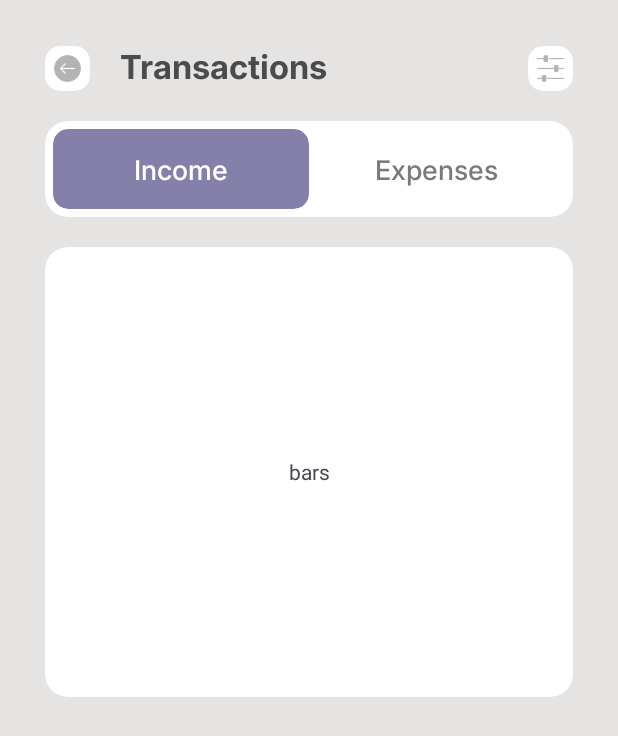
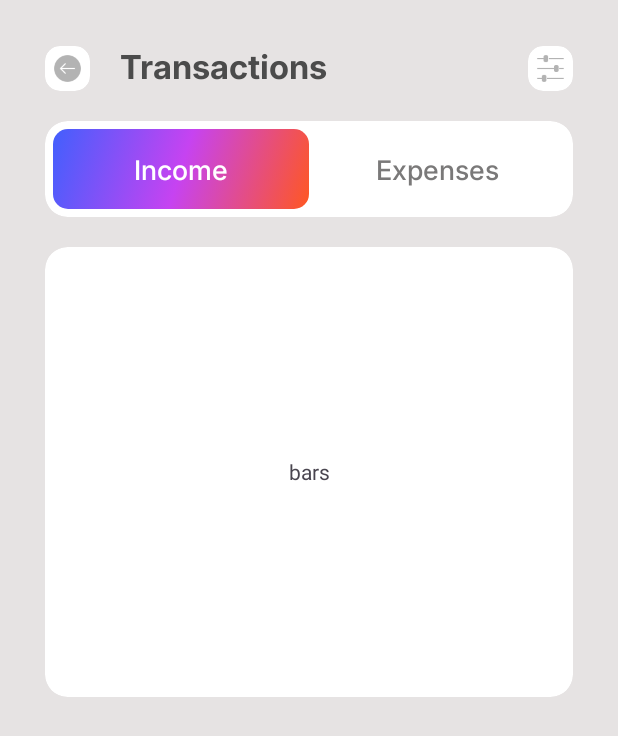
Before and after one commit to abhiram-b-ashok/daily_expense_tracker, an Android app: the fragment TransactionFragment shown on its own in the app's theme, after a tap on "Income", on a phone screen of 412 x 824 dp. Shown: the top 736 px of the screen. Run offline under Robolectric (Android 15) with nearby library versions, the phone set to English and light mode, and no system bars.

Commit message:
feat: Implement custom bottom navigation and enhance Transaction Fragment UI
This commit introduces a custom bottom navigation bar and refines the UI of the Transaction Fragment, including:

-   Created custom bottom navigation style (`bottom_nav_menu_style.xml`) with a floating action button design.
-   Implemented a custom drawable (`ic_add.xml`) for the floating action button.
-   Adjusted `MainFragment` to use the custom bottom navigation view.
-   Modified `fragment_main.xml` to accommodate the new bottom navigation bar's shape, especially the padding for the NavHostFragment.
-   Updated the bottom navigation menu (`bottom_nav_menu.xml`) to use a null icon for the center "add" button.
-   Changed the implementation of income and expenses buttons in the transaction fragment
-   Added a background to income and expense button when selected.
-   Added card elevation in `cell_items_transaction.xml`
- Added Grey color in color palet.
- add glide library

```diff
--- a/app/build.gradle.kts
+++ b/app/build.gradle.kts
@@ -54,4 +54,8 @@ dependencies {
     implementation ("androidx.navigation:navigation-ui-ktx:2.8.9")
     implementation ("com.github.bumptech.glide:glide:4.16.0")
 
+
+
+
+
 }
--- a/app/src/main/java/com/example/dailyexpensetracker/main/main_fragments/MainFragment.kt
+++ b/app/src/main/java/com/example/dailyexpensetracker/main/main_fragments/MainFragment.kt
@@ -37,11 +37,13 @@ private lateinit var navController: NavController
                }
                R.id.addExpensesOrIncomeFragment -> {
                    navController.navigate(R.id.addExpensesOrIncomeFragment)
-                   true
+                   false
                }
 
                else -> {
                    false
                }
            }
-        }}}
+        }
+
+    }}
--- a/app/src/main/java/com/example/dailyexpensetracker/ui/transaction/TransactionFragment.kt
+++ b/app/src/main/java/com/example/dailyexpensetracker/ui/transaction/TransactionFragment.kt
@@ -45,14 +45,16 @@ class TransactionFragment : Fragment() {
     private fun selectType(type:Int) {
         binding.apply {
             if (type == 1) {
-                incomeButton.setCardBackgroundColor(R.drawable.gradient_background)
-                expenseButton.setCardBackgroundColor(resources.getColor(R.color.white))
+                incomeButtonLayout.setBackgroundResource(R.drawable.gradient_background)
+                expenseButtonLayout.setBackgroundResource(R.color.white)
                 incomeLabel.setTextColor(resources.getColor(R.color.white))
+                expenseLabel.setTextColor(resources.getColor(R.color.grey))
             }
             if (type == 2) {
-                expenseButton.setCardBackgroundColor(R.drawable.gradient_background)
-                incomeButton.setCardBackgroundColor(resources.getColor(R.color.white))
+                expenseButtonLayout.setBackgroundResource(R.drawable.gradient_background)
+                incomeButtonLayout.setBackgroundResource(R.color.white)
                 expenseLabel.setTextColor(resources.getColor(R.color.white))
+                incomeLabel.setTextColor(resources.getColor(R.color.grey))
             }
 
         }
--- /dev/null
+++ b/app/src/main/res/drawable/ic_add.xml
@@ -0,0 +1,5 @@
+<vector xmlns:android="http://schemas.android.com/apk/res/android" android:height="24dp" android:tint="#000000" android:viewportHeight="24" android:viewportWidth="24" android:width="24dp">
+
+    <path android:fillColor="@android:color/white" android:pathData="M19,13h-6v6h-2v-6H5v-2h6V5h2v6h6v2z"/>
+
+</vector>
--- a/app/src/main/res/layout/cell_items_transaction.xml
+++ b/app/src/main/res/layout/cell_items_transaction.xml
@@ -4,15 +4,13 @@
     xmlns:tools="http://schemas.android.com/tools"
     android:layout_width="match_parent"
     android:layout_height="wrap_content"
-    android:layout_marginVertical="10dp">
+    android:layout_marginVertical="5dp">
 
     <androidx.cardview.widget.CardView
         android:layout_width="match_parent"
         android:layout_height="wrap_content"
-        android:layout_marginHorizontal="4dp"
         app:cardBackgroundColor="@color/white"
         app:cardCornerRadius="12dp"
-        app:cardElevation="4dp"
         app:layout_constraintTop_toTopOf="parent">
 
         <androidx.constraintlayout.widget.ConstraintLayout
--- a/app/src/main/res/layout/fragment_transaction.xml
+++ b/app/src/main/res/layout/fragment_transaction.xml
@@ -104,17 +104,27 @@
                 app:layout_constraintEnd_toStartOf="@+id/expense_button"
                 app:layout_constraintStart_toStartOf="parent"
                 app:layout_constraintTop_toTopOf="parent">
-
+                <androidx.constraintlayout.widget.ConstraintLayout
+                    android:layout_width="match_parent"
+                    android:id="@+id/income_button_layout"
+                    android:layout_height="wrap_content">
                     <TextView
                         android:layout_width="wrap_content"
                         android:layout_height="wrap_content"
                         android:layout_gravity="center"
                         android:layout_margin="13dp"
+                        app:layout_constraintStart_toStartOf="parent"
+                        app:layout_constraintEnd_toEndOf="parent"
+                        app:layout_constraintTop_toTopOf="parent"
+                        app:layout_constraintBottom_toBottomOf="parent"
                         android:fontFamily="@font/inter_medium"
                         android:text="@string/income"
                         android:id="@+id/income_label"
                         android:textColor="#7A7979"
                         android:textSize="18sp" />
+                </androidx.constraintlayout.widget.ConstraintLayout>
+
+
 
             </androidx.cardview.widget.CardView>
 
@@ -141,6 +151,30 @@
 <!--                        android:textSize="18sp" />-->
 <!--                -->
 <!--            </androidx.cardview.widget.CardView>-->
+<!--            <androidx.cardview.widget.CardView-->
+<!--                android:id="@+id/expense_button"-->
+<!--                android:layout_width="0dp"-->
+<!--                app:cardElevation="0dp"-->
+<!--                app:cardCornerRadius="10dp"-->
+<!--                android:layout_height="wrap_content"-->
+<!--                app:cardBackgroundColor="@color/white"-->
+<!--                app:layout_constraintEnd_toEndOf="parent"-->
+<!--                app:layout_constraintStart_toEndOf="@+id/income_button"-->
+<!--                app:layout_constraintTop_toTopOf="parent">-->
+
+<!--                    <TextView-->
+<!--                        android:layout_width="wrap_content"-->
+<!--                        android:layout_height="wrap_content"-->
+<!--                        android:layout_gravity="center"-->
+<!--                        android:layout_margin="13dp"-->
+<!--                        android:fontFamily="@font/inter_medium"-->
+<!--                        android:text="@string/expenses"-->
+<!--                        android:id="@+id/expense_label"-->
+<!--                        android:textColor="#7A7979"-->
+<!--                        android:textSize="18sp" />-->
+
+
+<!--            </androidx.cardview.widget.CardView>-->
             <androidx.cardview.widget.CardView
                 android:id="@+id/expense_button"
                 android:layout_width="0dp"
@@ -151,8 +185,16 @@
                 app:layout_constraintEnd_toEndOf="parent"
                 app:layout_constraintStart_toEndOf="@+id/income_button"
                 app:layout_constraintTop_toTopOf="parent">
-
+                <androidx.constraintlayout.widget.ConstraintLayout
+                    android:layout_width="match_parent"
+                    android:layout_height="wrap_content"
+                    android:id="@+id/expense_button_layout"
+                    >
                     <TextView
+                        app:layout_constraintStart_toStartOf="parent"
+                        app:layout_constraintTop_toTopOf="parent"
+                        app:layout_constraintBottom_toBottomOf="parent"
+                        app:layout_constraintEnd_toEndOf="parent"
                         android:layout_width="wrap_content"
                         android:layout_height="wrap_content"
                         android:layout_gravity="center"
@@ -162,9 +204,13 @@
                         android:id="@+id/expense_label"
                         android:textColor="#7A7979"
                         android:textSize="18sp" />
+                </androidx.constraintlayout.widget.ConstraintLayout>
+
+
 
 
             </androidx.cardview.widget.CardView>
+
 
         </androidx.constraintlayout.widget.ConstraintLayout>
     </androidx.cardview.widget.CardView>
--- a/app/src/main/res/values/colors.xml
+++ b/app/src/main/res/values/colors.xml
@@ -2,5 +2,6 @@
 <resources>
     <color name="black">#FF000000</color>
     <color name="white">#FFFFFFFF</color>
+    <color name="grey">#7A7979</color>
 
 </resources>
```
Also changed, not shown: app/src/main/res/drawable/bottom_nav_menu_style.xml (added, +30 -0 lines), app/src/main/res/layout/fragment_main.xml (+3 -5 lines), app/src/main/res/menu/bottom_nav_menu.xml (+11 -3 lines). Lines whose indentation alone changed are shown as unchanged.
